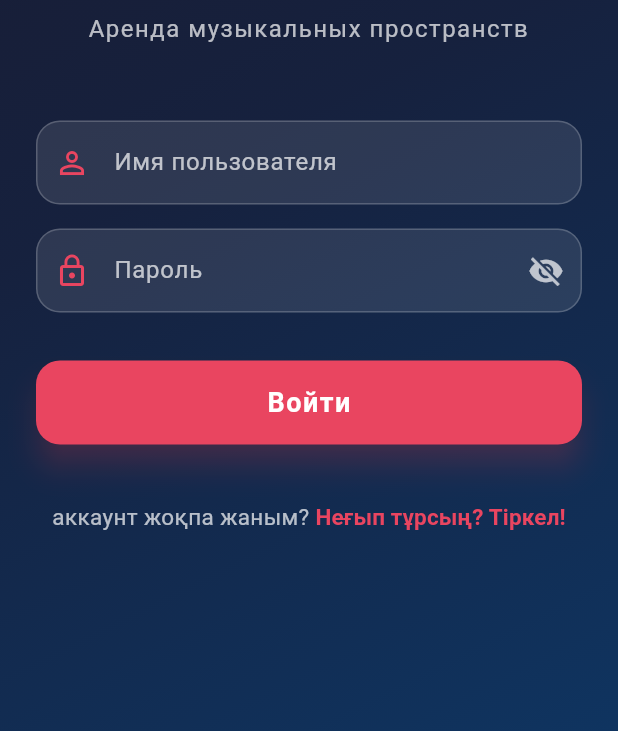
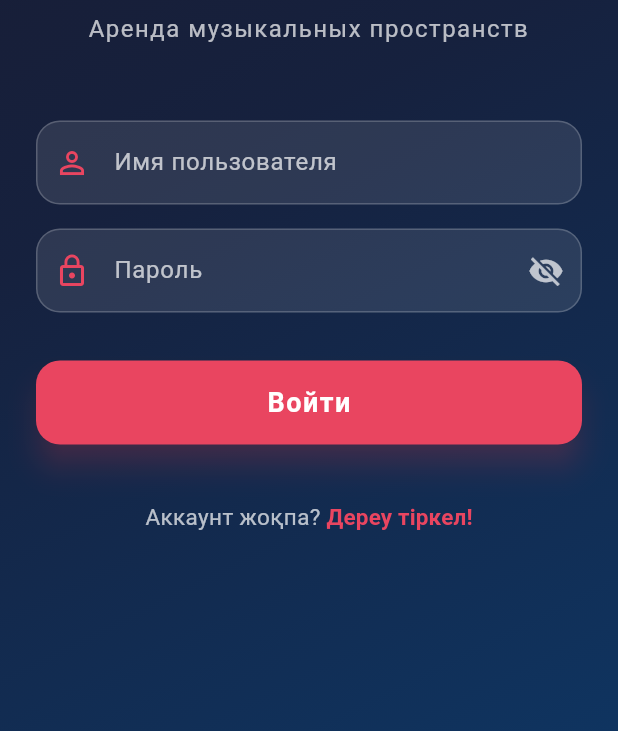
Before and after one commit to Alzhan07/rentmuss, a Flutter app: the screen it shows after launch, on a phone screen of 412 x 824 dp, the part 505-1236 px from its top. Run offline on Flutter 3.47's test engine with Material 3 defaults, Android fonts, the phone set to English and light mode, and no system bars; our stand-ins replace cached_network_image, image_picker, shared_preferences; accounts and stored records are empty.

Commit message:
Тіркел

```diff
--- a/lib/screens/login.dart
+++ b/lib/screens/login.dart
@@ -274,7 +274,7 @@ class _LoginScreenState extends State<LoginScreen> {
                       mainAxisAlignment: MainAxisAlignment.center,
                       children: [
                         Text(
-                          'аккаунт жоқпа жаным? ',
+                          'Аккаунт жоқпа? ',
                           style: TextStyle(
                             color: Colors.white.withOpacity(0.7),
                             fontSize: 15,
@@ -294,7 +294,7 @@ class _LoginScreenState extends State<LoginScreen> {
                             padding: EdgeInsets.zero,
                           ),
                           child: const Text(
-                            'Неғып тұрсың? Тіркел!',
+                            'Дереу тіркел!',
                             style: TextStyle(
                               fontWeight: FontWeight.bold,
                               fontSize: 15,
--- a/lib/screens/profile.dart
+++ b/lib/screens/profile.dart
@@ -404,7 +404,7 @@ class _ProfileScreenState extends State<ProfileScreen> {
       ),
     );
 
-    // Если заявка была успешно отправлена, обновляем данные пользователя
+    // Егер өтішініш сәтті өткен болса, пайдаланушыны туралы деректерді жаңартамыз
     if (result == true) {
       await _loadUserData();
     }
```
